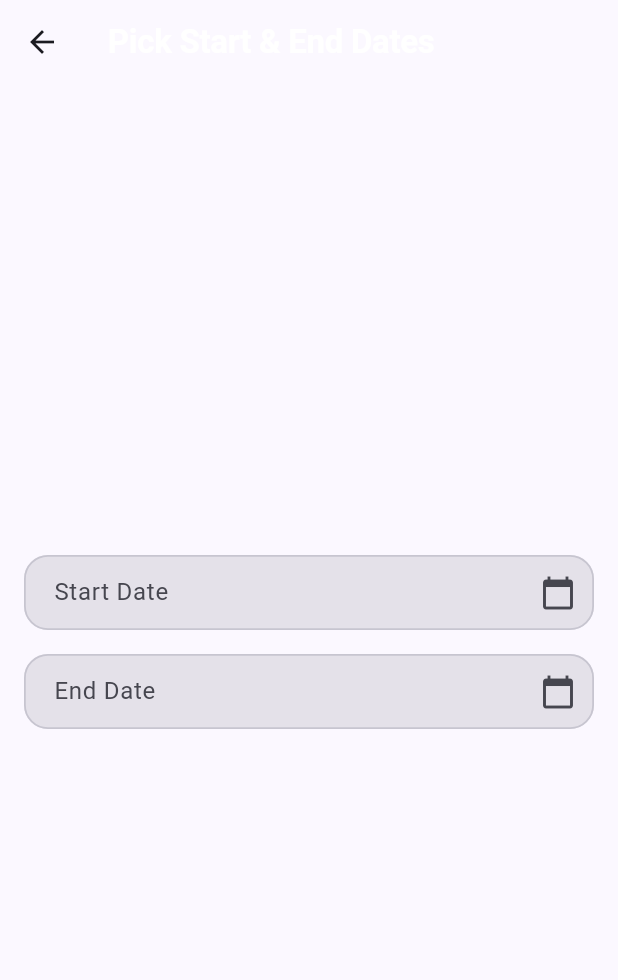
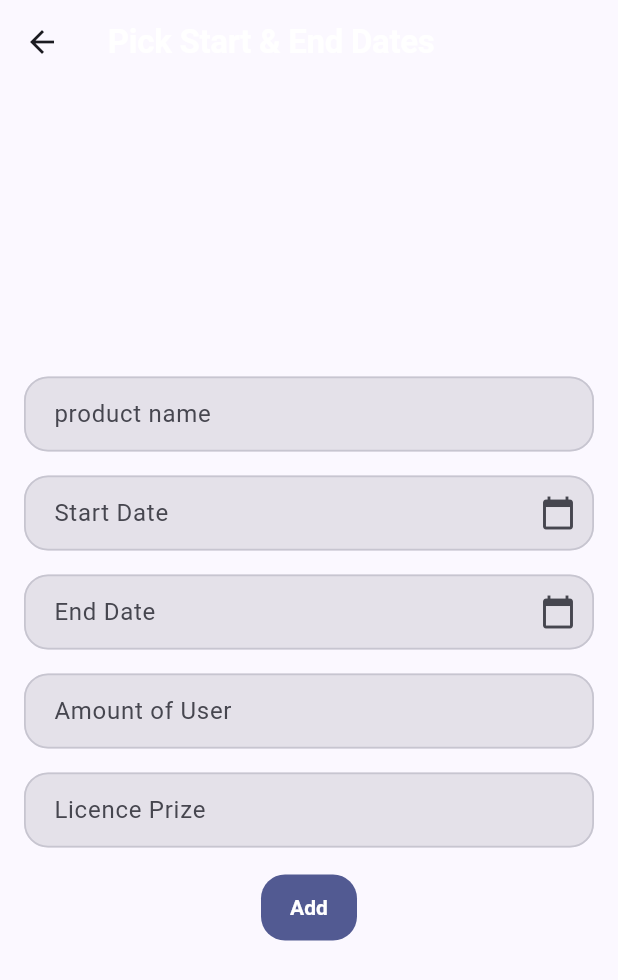
Before and after one commit to aguCompbbky/FlutterLicence, a Flutter app: the AddLicenceCustomerPage screen opened by its route, on a phone screen of 412 x 824 dp. Shown: the top 980 px of the screen. Run offline on Flutter 3.47's test engine with Material 3 defaults, Android fonts, the phone set to English and light mode, and no system bars; our stand-ins replace calendar_date_picker2, dio, equatable, flutter_bloc, go_router, jwt_decoder and 1 more; accounts and stored records are empty.

Commit message:
500internal add

```diff
--- a/lib/core/constants/text_constants.dart
+++ b/lib/core/constants/text_constants.dart
@@ -21,6 +21,12 @@ class TextConstants {
   static const String ProductName = "Product Name";
   static const String ProductAmount = "Product Amount";
 
+  static const String addLicencePickDate = 'Pick Start & End Dates';
+  static const String addLicenceStartDate = 'Start Date';
+  static const String addLicenceEndDate = 'End Date';
+  static const String addLicenceAmountOfUser = 'Amount of User';
+  static const String addLicenceLicencePrice = 'Licence Prize';
+
   static const String update = "Update";
   static const String delete = "Delete";
   static const String cancel = "Cancel";
--- a/lib/features/auth/bussiness/entity/login_response.dart
+++ b/lib/features/auth/bussiness/entity/login_response.dart
@@ -1,6 +1,8 @@
+import 'package:json_annotation/json_annotation.dart';
+
 class LoginResponse {
   LoginResponse({required this.loginToken});
-
+  @JsonKey(name: 'token')
   final String loginToken;
 
 }
--- a/lib/features/licenceAPI/licence/bussiness/entity/licence.dart
+++ b/lib/features/licenceAPI/licence/bussiness/entity/licence.dart
@@ -1,5 +1,4 @@
 
-import 'package:licence/features/licenceAPI/product/bussiness/entity/product.dart';
 
 class Licence{
   Licence({required this.id, required this.licenseName, required this.startDate, required this.endDate, required this.licensePrice, required this.products, required this.amountOfUser,  required this.isAktive});
@@ -8,7 +7,7 @@ class Licence{
   final String licenseName;
   final DateTime startDate;
   final DateTime endDate;
-  final List<Product> products;
+  final List<int> products;
   final int amountOfUser;
   final double licensePrice;
   final bool isAktive;
--- a/lib/features/licenceAPI/licence/bussiness/usecase/customerslicence_usecase.dart
+++ b/lib/features/licenceAPI/licence/bussiness/usecase/customerslicence_usecase.dart
@@ -16,6 +16,7 @@ class CustomerslicenceUsecase {
 
 
     final customerId = await authRepo.getCurrentCustomerId();
+    debugPrint("customerID ekleme işleminde $customerId");
 
     final addedLicence = await licenceRepo.addLicenseToCustomer(customerId, licence);
 
--- a/lib/features/licenceAPI/licence/bussiness/usecase/licence_manager_usecase.dart
+++ b/lib/features/licenceAPI/licence/bussiness/usecase/licence_manager_usecase.dart
@@ -1,7 +1,6 @@
 import 'package:licence/features/licenceAPI/licence/bussiness/entity/licence.dart';
 import 'package:licence/features/licenceAPI/licence/bussiness/repository/licence_repository.dart';
 import 'package:licence/features/licenceAPI/licence/data/DTO_model/licence_dto.dart';
-import 'package:licence/features/licenceAPI/product/data/DTO_model/product_dto.dart';
 
 class LicenceManagerUsecase {
   LicenceManagerUsecase({required this.repo});
@@ -18,9 +17,9 @@ class LicenceManagerUsecase {
     String licenseName,
     DateTime startDate,
     DateTime endDate,
-    List<ProductDto> products,
+    double licensePrice,
+    List<int> products,
     int amountOfUser,
-    double licensePrice,
     bool isAktive,
   )async => await repo.updateLicence(id, LicenceDto(id: id, licenseName: licenseName, startDate: startDate, endDate: endDate, products: products, amountOfUser: amountOfUser, licensePrice: licensePrice, isAktive: isAktive));
 
--- a/lib/features/licenceAPI/licence/data/DTO_model/licence_dto.dart
+++ b/lib/features/licenceAPI/licence/data/DTO_model/licence_dto.dart
@@ -20,7 +20,7 @@ class DateConverter implements JsonConverter<DateTime, String> {
 
 @JsonSerializable()
 class LicenceDto {
-  LicenceDto({required this.id, required this.licenseName, required this.startDate, required this.endDate, required this.products, required this.amountOfUser, required this.licensePrice, required this.isAktive});
+  LicenceDto({required this.id, required this.licenseName, required this.startDate, required this.endDate, required this.licensePrice, required this.products, required this.amountOfUser,  required this.isAktive});
 
 
   final int id;
@@ -32,10 +32,12 @@ class LicenceDto {
   @DateConverter()
   final DateTime endDate;
 
-  @JsonKey(defaultValue: [])
-  final List<ProductDto> products;
+  final double licensePrice;
+
+  @JsonKey(defaultValue: [],name: "productList")
+  final List<int> products;
   final int amountOfUser;
-  final double licensePrice;
+  @JsonKey(name: "aktive")
   final bool isAktive;
 
   factory LicenceDto.fromJson(Map<String, dynamic> json) => _$LicenceDtoFromJson(json);
@@ -48,7 +50,7 @@ class LicenceDto {
       startDate: startDate,
       endDate: endDate,
       // ProductDto listesini Product Entity listesine çevirin
-      products: products.map((e) => e.toEntity()).toList(),
+      products: products,
       amountOfUser: amountOfUser,
       licensePrice: licensePrice,
       isAktive: isAktive,
--- a/lib/features/licenceAPI/licence/data/repositoryIMPL/licence_repository_impl.dart
+++ b/lib/features/licenceAPI/licence/data/repositoryIMPL/licence_repository_impl.dart
@@ -40,7 +40,7 @@ class LicenceRepositoryImpl implements LicenceRepository {
   @override
   Future<List<Licence>> getLicensesOfCustomer(int customerId) async {
     final resultList  = await remote.getLicensesOfCustomer(customerId);
-    final licenceList = resultList.map((e)=> LicenceDto.fromJson(e).toEntity()).toList();//! burada pataladı
+    final licenceList = resultList.map((e)=> LicenceDto.fromJson(e).toEntity()).toList();
     return licenceList;
   }
 
--- a/lib/features/licenceAPI/licence/presentation/pages/add_licence_customer_page.dart
+++ b/lib/features/licenceAPI/licence/presentation/pages/add_licence_customer_page.dart
@@ -1,5 +1,12 @@
+// ignore_for_file: public_member_api_docs, sort_constructors_first
+import 'package:calendar_date_picker2/calendar_date_picker2.dart';
 import 'package:flutter/material.dart';
-import 'package:calendar_date_picker2/calendar_date_picker2.dart';
+import 'package:flutter/services.dart';
+import 'package:flutter_bloc/flutter_bloc.dart';
+
+import 'package:licence/core/constants/text_constants.dart';
+import 'package:licence/core/extensions/string_extension.dart';
+import 'package:licence/features/licenceAPI/licence/bussiness/bloc/licence_cubit.dart';
 
 class AddLicenceCustomerPage extends StatefulWidget {
   const AddLicenceCustomerPage({super.key});
@@ -11,6 +18,9 @@ class AddLicenceCustomerPage extends StatefulWidget {
 class _AddLicenceCustomerPageState extends State<AddLicenceCustomerPage> {
   final _startCtrl = TextEditingController();
   final _endCtrl = TextEditingController();
+  final TextEditingController _nameController = TextEditingController();
+  final TextEditingController _amountOfUserController = TextEditingController();
+  final TextEditingController _licensePriceController = TextEditingController();
 
   DateTime? _start;
   DateTime? _end;
@@ -19,6 +29,9 @@ class _AddLicenceCustomerPageState extends State<AddLicenceCustomerPage> {
   void dispose() {
     _startCtrl.dispose();
     _endCtrl.dispose();
+    _amountOfUserController.dispose();
+    _licensePriceController.dispose();
+
     super.dispose();
   }
 
@@ -59,7 +72,9 @@ class _AddLicenceCustomerPageState extends State<AddLicenceCustomerPage> {
         _end = null;
         _endCtrl.clear();
         ScaffoldMessenger.of(context).showSnackBar(
-          const SnackBar(content: Text('End date cleared (must be >= Start date).')),
+          const SnackBar(
+            content: Text('End date cleared (must be >= Start date).'),
+          ),
         );
       }
     } else {
@@ -67,7 +82,9 @@ class _AddLicenceCustomerPageState extends State<AddLicenceCustomerPage> {
       if (_start == null) _start = picked;
       if (picked.isBefore(_start!)) {
         ScaffoldMessenger.of(context).showSnackBar(
-          const SnackBar(content: Text('End date must be on/after Start date.')),
+          const SnackBar(
+            content: Text('End date must be on/after Start date.'),
+          ),
         );
         return;
       }
@@ -80,18 +97,58 @@ class _AddLicenceCustomerPageState extends State<AddLicenceCustomerPage> {
   @override
   Widget build(BuildContext context) {
     return Scaffold(
-      appBar: AppBar(title: const Text('Pick Start & End Dates')),
+      appBar: AppBar(title: const Text(TextConstants.addLicencePickDate)),
       body: Center(
         child: Padding(
           padding: const EdgeInsets.all(16),
           child: Column(
             mainAxisSize: MainAxisSize.min,
             children: [
-              _PickStartDateWidget(controller: _startCtrl, pickDate:()=> _pickDate(true),),
+              TextFormField(
+                controller: _nameController,
+                decoration: const InputDecoration(labelText: "product name"),
+              ),
               const SizedBox(height: 16),
 
-              _PickEndDateWidget(controller: _endCtrl,pickDate: ()=>_pickDate(true),),
-              const SizedBox(height: 24),
+              _PickStartDateWidget(
+                controller: _startCtrl,
+                pickDate: () => _pickDate(true),
+              ),
+              const SizedBox(height: 16),
+
+              _PickEndDateWidget(
+                controller: _endCtrl,
+                pickDate: () => _pickDate(false),
+              ),
+              const SizedBox(height: 16),
+
+              ///Product kısmı
+              ///Bu kısımda tüm productları listeleyen bir alert dialog olucak işaretle butonu olucak productların yanında.
+              ///işaretlenen productlar add butonuna basılınca listeye eklenecek
+              _NumberFieldWidget(
+                controller: _amountOfUserController,
+                text: TextConstants.addLicenceAmountOfUser,
+              ),
+              const SizedBox(height: 16),
+              _NumberFieldWidget(
+                controller: _licensePriceController,
+                text: TextConstants.addLicenceLicencePrice,
+              ),
+              const SizedBox(height: 16),
+              FilledButton(
+                onPressed: () =>
+                    context.read<LicenceCubit>().addLicenseToCustomer(
+                      0,
+                      _nameController.text,
+                      _start!,
+                      _end!,
+                      double.parse(_licensePriceController.text),
+                      [22,23],//şimdilik prduct boyle kalsın product id gelicek
+                      _amountOfUserController.text.toInt(),
+                      true,
+                    ),
+                child: const Text(TextConstants.add),
+              ),
 
               if (_start != null || _end != null)
                 Text(
@@ -106,57 +163,79 @@ class _AddLicenceCustomerPageState extends State<AddLicenceCustomerPage> {
   }
 }
 
+class _NumberFieldWidget extends StatelessWidget {
+  const _NumberFieldWidget({
+    Key? key,
+    required this.controller,
+    required this.text,
+  }) : super(key: key);
+
+  final TextEditingController controller;
+  final String text;
+
+  @override
+  Widget build(BuildContext context) {
+    return TextFormField(
+      controller: controller,
+      decoration: InputDecoration(labelText: text),
+      keyboardType: TextInputType.number,
+      inputFormatters: [
+        FilteringTextInputFormatter.allow(RegExp(r'[0-9]')),
+      ],
+    );
+  }
+}
+
 class _PickStartDateWidget extends StatelessWidget {
   final TextEditingController controller;
   final Future<void> Function() pickDate;
   const _PickStartDateWidget({
-    required this.controller, required this.pickDate,
+    required this.controller,
+    required this.pickDate,
   });
 
   @override
   Widget build(BuildContext context) {
-
     return TextFormField(
       controller: controller,
       readOnly: true,
       decoration: InputDecoration(
-        labelText: 'Start Date',
+        labelText: TextConstants.addLicenceStartDate,
         hintText: 'Select start date',
         suffixIcon: IconButton(
           icon: const Icon(Icons.calendar_today),
-          onPressed:pickDate,
+          onPressed: pickDate,
         ),
         border: const OutlineInputBorder(),
       ),
-      onTap:pickDate,
+      onTap: pickDate,
     );
   }
 }
-
 
 class _PickEndDateWidget extends StatelessWidget {
   final TextEditingController controller;
   final Future<void> Function() pickDate;
   const _PickEndDateWidget({
-    required this.controller, required this.pickDate,
+    required this.controller,
+    required this.pickDate,
   });
 
   @override
   Widget build(BuildContext context) {
-
     return TextFormField(
       controller: controller,
       readOnly: true,
       decoration: InputDecoration(
-        labelText: 'End Date',
+        labelText: TextConstants.addLicenceEndDate,
         hintText: 'Select end date',
         suffixIcon: IconButton(
           icon: const Icon(Icons.calendar_today),
-          onPressed:pickDate,
+          onPressed: pickDate,
         ),
         border: const OutlineInputBorder(),
       ),
-      onTap:pickDate,
+      onTap: pickDate,
     );
   }
 }
--- a/lib/features/licenceAPI/licence/presentation/pages/customer_licences_page.dart
+++ b/lib/features/licenceAPI/licence/presentation/pages/customer_licences_page.dart
@@ -1,6 +1,7 @@
 import 'package:flutter/material.dart';
 import 'package:flutter_bloc/flutter_bloc.dart';
 import 'package:go_router/go_router.dart';
+import 'package:licence/core/constants/text_constants.dart';
 import 'package:licence/core/extensions/string_extension.dart';
 import 'package:licence/features/licenceAPI/licence/bussiness/bloc/licence_cubit.dart';
 import 'package:licence/features/licenceAPI/licence/bussiness/bloc/licence_state.dart';
@@ -149,9 +150,6 @@ class _CustomerLicencesPageState extends State<CustomerLicencesPage> {
 }
 
 class _addButtonWidget extends StatelessWidget {
-  const _addButtonWidget({
-    super.key,
-  });
 
   @override
   Widget build(BuildContext context) {
@@ -159,7 +157,7 @@ class _addButtonWidget extends StatelessWidget {
       builder: (context, state) {
         return FilledButton(
           onPressed: ()=>context.goNamed('AddLicenceCustomerPage'),
-          child: Text("Add Licence"),
+          child: const Text(TextConstants.add),
         );
       },
     );
```
Also changed, not shown: lib/features/licenceAPI/licence/bussiness/bloc/licence_cubit.dart (+6 -6 lines), lib/features/auth/data/DTO_model/login_response_dto.g.dart, lib/features/licenceAPI/licence/data/DTO_model/licence_dto.g.dart.
